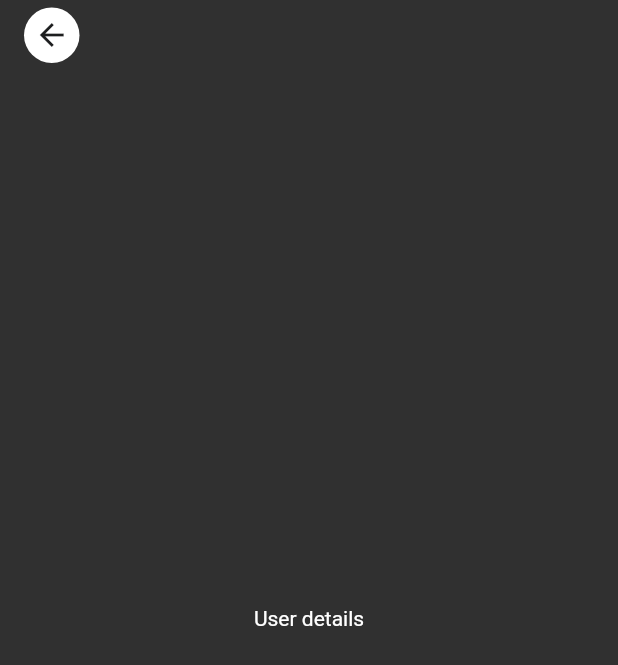
After one commit to AKruslin/pocketgit, a Flutter app: the UserDetailsPage screen opened directly, on a phone screen of 412 x 824 dp. The commit adds this screen. Shown: the top 665 px of the screen. Run offline on Flutter 3.47's test engine with Material 2 defaults, Android fonts, the phone set to English and light mode, and no system bars; our stand-ins replace bloc, dartz, equatable, flutter_bloc, get_it, injectable.

Commit message:
Finished navigation between pages

```diff
--- /dev/null
+++ b/lib/common/widgets/custom_backbutton.dart
@@ -0,0 +1,29 @@
+import 'package:flutter/material.dart';
+import 'package:github_app/common/app_colors.dart';
+
+class CustomBackButton extends StatelessWidget {
+  const CustomBackButton({
+    Key? key,
+    required this.func,
+  }) : super(key: key);
+  final Function func;
+
+  @override
+  Widget build(BuildContext context) {
+    return GestureDetector(
+      onTap: () => func(),
+      child: Container(
+        height: 37,
+        width: 37,
+        decoration: BoxDecoration(
+          borderRadius: BorderRadius.circular(100),
+          color: AppColors.brandWhite,
+        ),
+        child: const Icon(
+          Icons.arrow_back_sharp,
+          color: AppColors.background,
+        ),
+      ),
+    );
+  }
+}
--- /dev/null
+++ b/lib/presentation/pages/user_details_page.dart
@@ -0,0 +1,27 @@
+import 'package:flutter/material.dart';
+import 'package:github_app/common/widgets/custom_backbutton.dart';
+
+class UserDetailsPage extends StatelessWidget {
+  const UserDetailsPage({Key? key}) : super(key: key);
+
+  @override
+  Widget build(BuildContext context) {
+    return Scaffold(
+      body: SafeArea(
+        bottom: false,
+        child: Padding(
+          padding: const EdgeInsets.symmetric(vertical: 5.0, horizontal: 16),
+          child: Stack(
+            children: [
+              const Center(child: Text('User details')),
+              CustomBackButton(
+                func: () =>
+                    Navigator.popUntil(context, ModalRoute.withName('/')),
+              )
+            ],
+          ),
+        ),
+      ),
+    );
+  }
+}
--- a/lib/presentation/widgets/search_widget.dart
+++ b/lib/presentation/widgets/search_widget.dart
@@ -89,6 +89,10 @@ class _SearchWidgetState extends State<SearchWidget> {
                   sort: sortType,
                 ));
               },
+              style: ButtonStyle(
+                  shape: MaterialStateProperty.all<RoundedRectangleBorder>(
+                      RoundedRectangleBorder(
+                          borderRadius: BorderRadius.circular(18.0)))),
               child: const Text('Search')),
           const SizedBox(height: 5),
         ],
```
Also changed, not shown: lib/main.dart (+5 -2 lines), lib/presentation/pages/repo_details.dart (added, +26 -0 lines), lib/presentation/widgets/repository_list.dart (+11 -4 lines).
